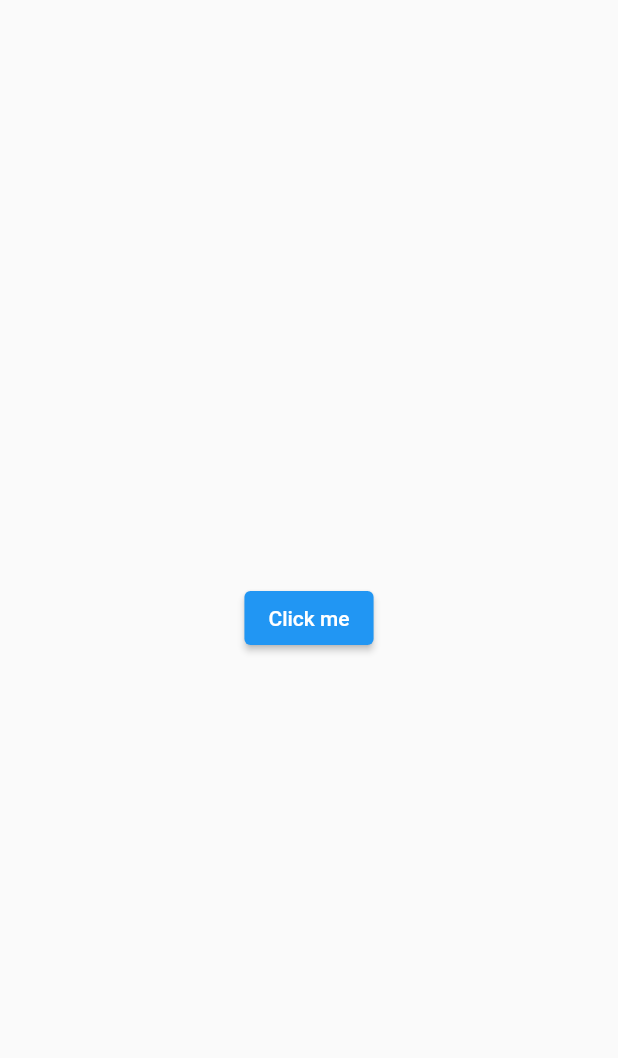
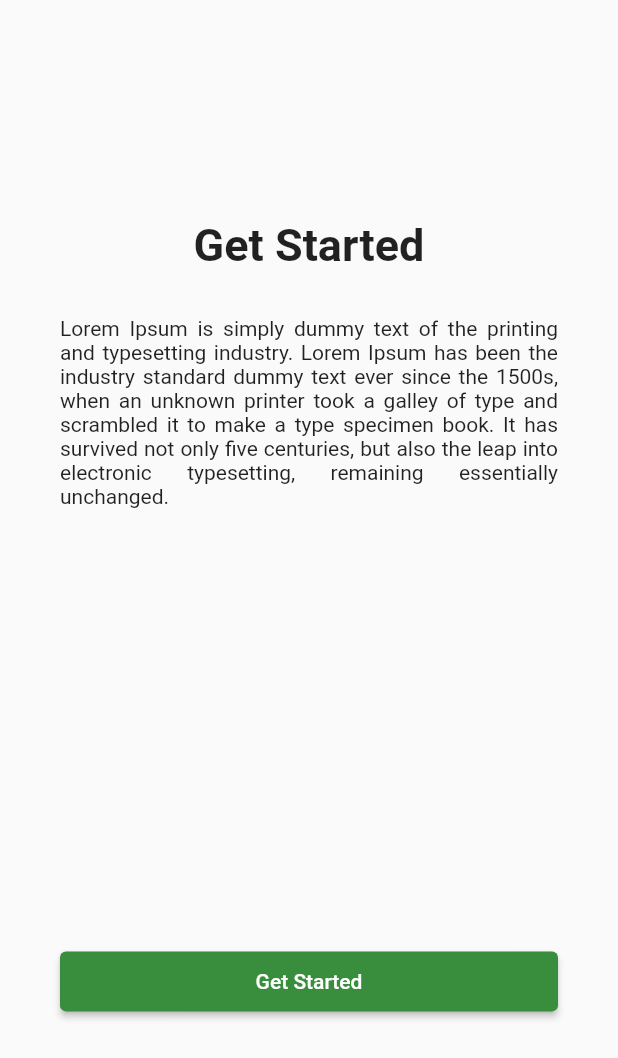
Before and after one commit to DumbwaysDotId/flutter-advance-result, a Flutter app: the screen it shows after launch, on a phone screen of 412 x 824 dp. Shown: the top 1058 px of the screen. Run offline on Flutter 3.47's test engine with Material 2 defaults, Android fonts, the phone set to English and light mode, and no system bars.

```diff
--- a/lib/main.dart
+++ b/lib/main.dart
@@ -1,6 +1,6 @@
 import 'package:flutter/material.dart';
 import './src/screens/Home.dart';
-import './src/screens/Counter.dart';
+import './src/screens/GetStarted.dart';
 
 void main() {
   runApp(const MyWidget());
@@ -13,7 +13,7 @@ class MyWidget extends StatelessWidget {
   Widget build(BuildContext context) {
     return MaterialApp(
       debugShowCheckedModeBanner: false,
-      home: HomePage(),
+      home: GetStartedPage(),
     );
   }
 }
--- /dev/null
+++ b/lib/src/screens/GetStarted.dart
@@ -0,0 +1,52 @@
+import 'package:flutter/cupertino.dart';
+import 'package:flutter/material.dart';
+import 'package:flutter/src/widgets/container.dart';
+import 'package:flutter/src/widgets/framework.dart';
+import 'Home.dart';
+
+class GetStartedPage extends StatelessWidget {
+  const GetStartedPage({super.key});
+
+  @override
+  Widget build(BuildContext context) {
+    return Scaffold(
+      body: Container(
+        padding: EdgeInsets.symmetric(horizontal: 40),
+        child: Center(
+          child: Column(
+            mainAxisAlignment: MainAxisAlignment.spaceAround,
+            children: [
+              Column(
+                children: [
+                  Text(
+                    'Get Started',
+                    style: TextStyle(fontSize: 30, fontWeight: FontWeight.bold),
+                  ),
+                  SizedBox(
+                    height: 30,
+                  ),
+                  Text(
+                    'Lorem Ipsum is simply dummy text of the printing and typesetting industry. Lorem Ipsum has been the industry standard dummy text ever since the 1500s, when an unknown printer took a galley of type and scrambled it to make a type specimen book. It has survived not only five centuries, but also the leap into electronic typesetting, remaining essentially unchanged.',
+                    textAlign: TextAlign.justify,
+                  ),
+                ],
+              ),
+              ElevatedButton(
+                style: ElevatedButton.styleFrom(
+                    backgroundColor: Colors.green[700],
+                    minimumSize: Size.fromHeight(40)),
+                onPressed: (() {
+                  Navigator.pushReplacement(context,
+                      MaterialPageRoute(builder: (context) {
+                    return HomePage();
+                  }));
+                }),
+                child: Text('Get Started'),
+              ),
+            ],
+          ),
+        ),
+      ),
+    );
+  }
+}
--- a/lib/src/screens/Home.dart
+++ b/lib/src/screens/Home.dart
@@ -2,7 +2,6 @@ import 'package:flutter/cupertino.dart';
 import 'package:flutter/material.dart';
 import 'package:flutter/src/widgets/container.dart';
 import 'package:flutter/src/widgets/framework.dart';
-import 'Counter.dart';
 
 class HomePage extends StatelessWidget {
   const HomePage({super.key});
@@ -12,14 +11,11 @@ class HomePage extends StatelessWidget {
     return Scaffold(
       body: Container(
         child: Center(
-            child: ElevatedButton(
-          onPressed: (() {
-            Navigator.push(context, MaterialPageRoute(builder: (context) {
-              return CounterPage();
-            }));
-          }),
-          child: Text("Click me"),
-        )),
+          child: Text(
+            'Welcome to Home Screen',
+            style: TextStyle(fontSize: 20),
+          ),
+        ),
       ),
     );
   }
```
Also changed, not shown: lib/src/screens/Counter.dart (deleted, +0 -64 lines).
